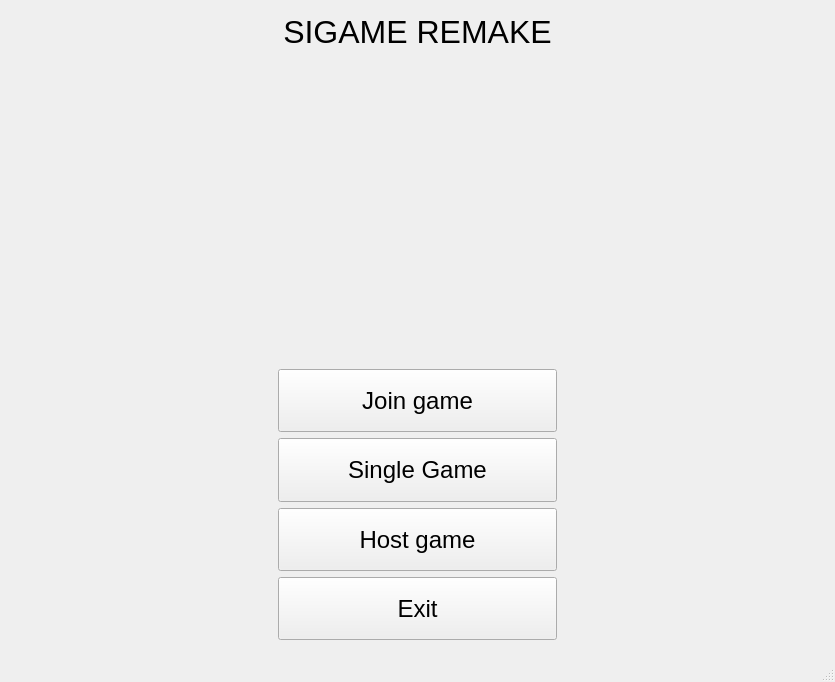
Old version of the form mainwindow.ui in the repository VoiceShifter/SiGame.
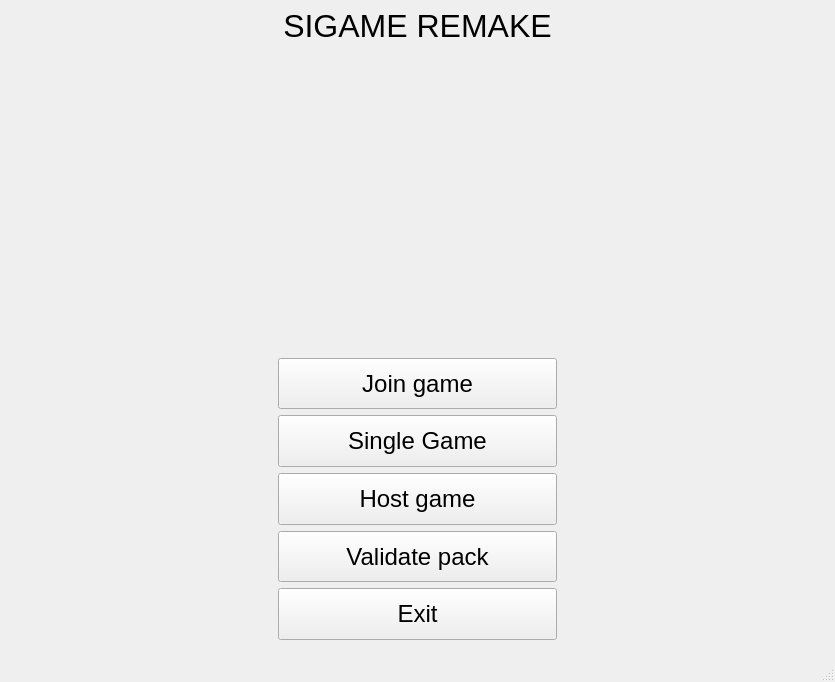
New version of the form.

```diff
--- a/mainwindow.ui
+++ b/mainwindow.ui
@@ -157,6 +157,30 @@
         </property>
        </widget>
       </item>
+      <item>
+       <widget class="QPushButton" name="validateButton">
+        <property name="sizePolicy">
+         <sizepolicy hsizetype="Minimum" vsizetype="Minimum">
+          <horstretch>0</horstretch>
+          <verstretch>0</verstretch>
+         </sizepolicy>
+        </property>
+        <property name="maximumSize">
+         <size>
+          <width>16777215</width>
+          <height>100</height>
+         </size>
+        </property>
+        <property name="font">
+         <font>
+          <pointsize>18</pointsize>
+         </font>
+        </property>
+        <property name="text">
+         <string>Validate pack</string>
+        </property>
+       </widget>
+      </item>
       <item>
        <widget class="QPushButton" name="exitButton">
         <property name="sizePolicy">
```
